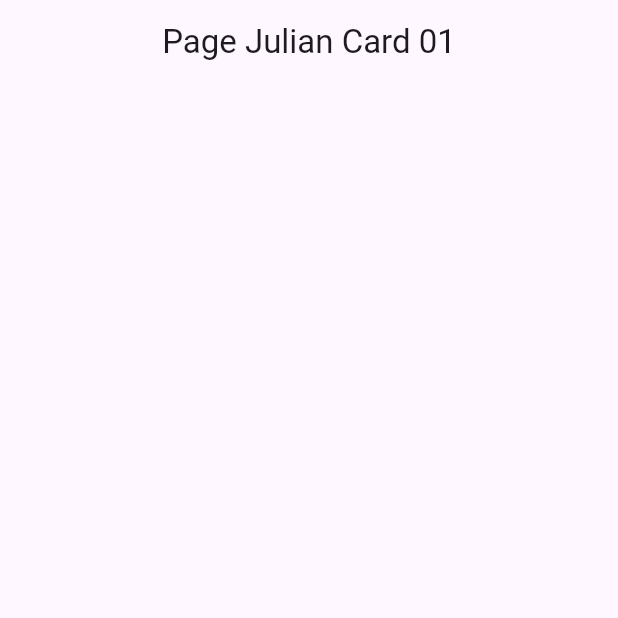
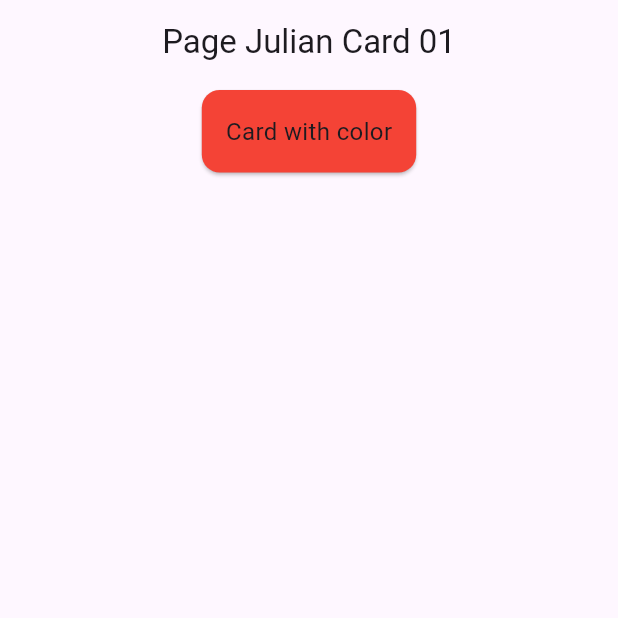
Before and after one commit to Julianarwansah/tugas_week_8_1123150112, a Flutter app: the screen it shows after launch, on a phone screen of 412 x 824 dp, the top half of it. Run offline on Flutter 3.47's test engine with Material 3 defaults, Android fonts, the phone set to English and light mode, and no system bars.

Commit message:
menambahkan card pertama

```diff
--- a/lib/pages/page_card_01.dart
+++ b/lib/pages/page_card_01.dart
@@ -12,11 +12,20 @@ class JulPageCard01 extends StatelessWidget {
       ),
       body: SingleChildScrollView(
         child: Column(
+          crossAxisAlignment: CrossAxisAlignment.center,
           children: [
-
+            Center(
+              child: Card(
+                color: Colors.red,
+                child: Padding(
+                  padding: EdgeInsets.all(16.0),
+                  child: Text("Card with color", style: TextStyle(fontSize: 16.0)),
+                ),
+              ),
+            ),
           ],
         ),
-      ),
+      )
     );
   }
 }
```
